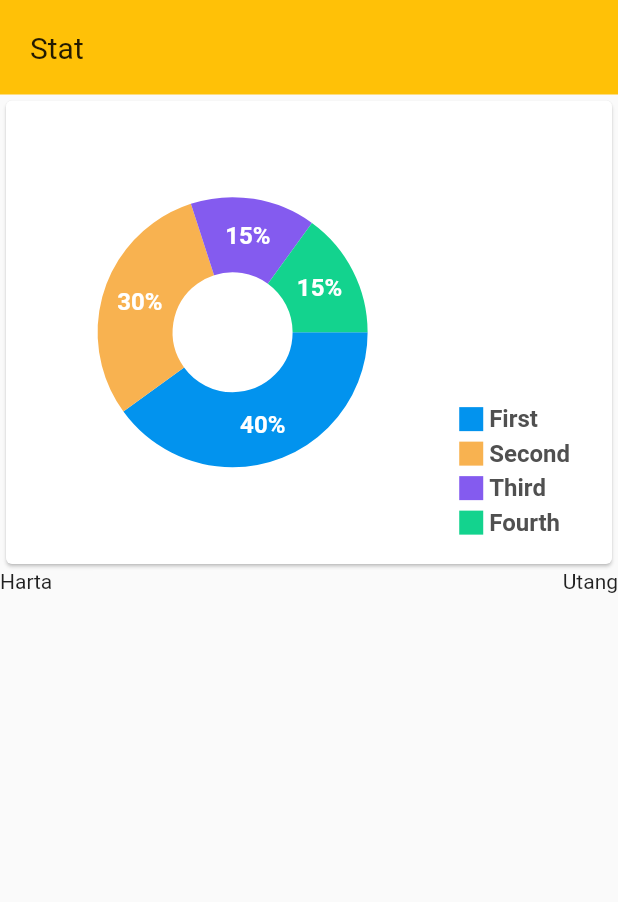
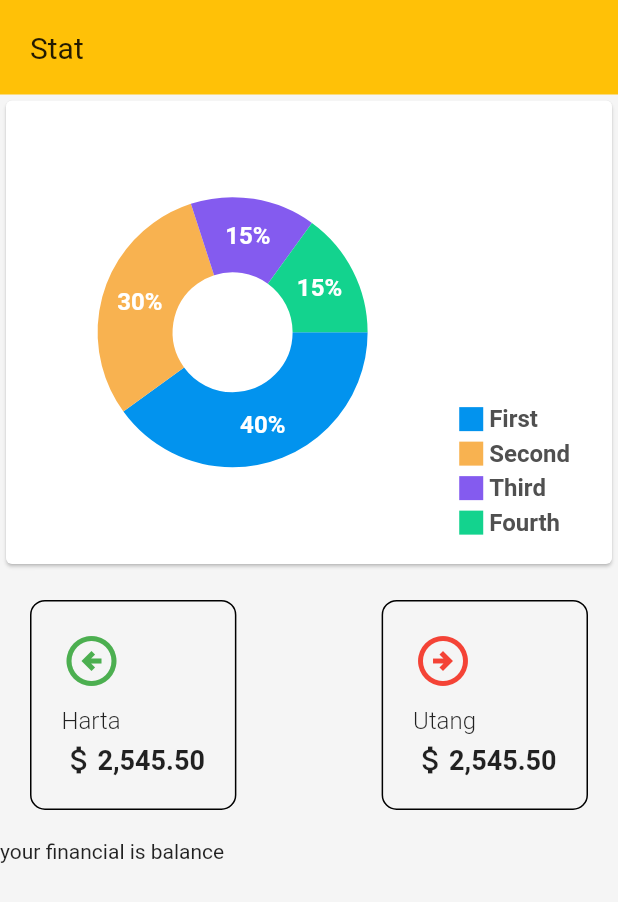
Before and after one commit to Fariszz/Financial-Planning-App, a Flutter app: the Home screen opened directly, on a phone screen of 412 x 824 dp. Shown: the top 902 px of the screen. Run offline on Flutter 3.47's test engine with Material 2 defaults, Android fonts, the phone set to English and light mode, and no system bars; drawn by our look-alikes of fl_chart; our stand-ins replace font_awesome_flutter.

Commit message:
update stats

```diff
--- a/mobile/lib/Page/stats.dart
+++ b/mobile/lib/Page/stats.dart
@@ -12,6 +12,7 @@ class _HomeState extends State<Home> {
   @override
   Widget build(BuildContext context) {
     return Scaffold(
+      backgroundColor: Colors.grey.shade100,
       body: Column(
         crossAxisAlignment: CrossAxisAlignment.start,
         children: [
@@ -31,21 +32,96 @@ class _HomeState extends State<Home> {
             mainAxisAlignment: MainAxisAlignment.spaceBetween,
             children: [
               Container(
+                margin: EdgeInsets.all(20),
+                padding: EdgeInsets.all(20),
+                decoration: BoxDecoration(
+                  border: Border.all(
+                    width: 1,
+                  ),
+                  borderRadius: BorderRadius.circular(10),
+                ),
                 child: Column(
+                  crossAxisAlignment: CrossAxisAlignment.start,
                   children: [
-                    Text('Harta'),
+                    Icon(
+                      Icons.arrow_circle_left_outlined,
+                      size: 40,
+                      color: Colors.green,
+                    ),
+                    SizedBox(
+                      height: 10,
+                    ),
+                    Text(
+                      'Harta',
+                      style: TextStyle(
+                        fontWeight: FontWeight.w300,
+                        fontSize: 16,
+                      ),
+                    ),
+                    SizedBox(
+                      height: 5,
+                    ),
+                    Row(
+                      children: [
+                        Icon(Icons.attach_money_outlined),
+                        Text(
+                          '2,545.50',
+                          style: TextStyle(
+                            fontSize: 18,
+                            fontWeight: FontWeight.bold,
+                          ),
+                        ),
+                      ],
+                    )
                   ],
                 ),
               ),
               Container(
+                margin: EdgeInsets.all(20),
+                padding: EdgeInsets.all(20),
+                decoration: BoxDecoration(
+                  border: Border.all(width: 1),
+                  borderRadius: BorderRadius.circular(10),
+                ),
                 child: Column(
+                  crossAxisAlignment: CrossAxisAlignment.start,
                   children: [
-                    Text('Utang'),
+                    Icon(
+                      Icons.arrow_circle_right_outlined,
+                      size: 40,
+                      color: Colors.red,
+                    ),
+                    SizedBox(
+                      height: 10,
+                    ),
+                    Text(
+                      'Utang',
+                      style: TextStyle(
+                        fontWeight: FontWeight.w300,
+                        fontSize: 16,
+                      ),
+                    ),
+                    SizedBox(
+                      height: 5,
+                    ),
+                    Row(
+                      children: [
+                        Icon(Icons.attach_money_outlined),
+                        Text(
+                          '2,545.50',
+                          style: TextStyle(
+                            fontSize: 18,
+                            fontWeight: FontWeight.bold,
+                          ),
+                        ),
+                      ],
+                    )
                   ],
                 ),
               ),
             ],
-          )
+          ),
+          Text('your financial is balance')
         ],
       ),
     );
```
